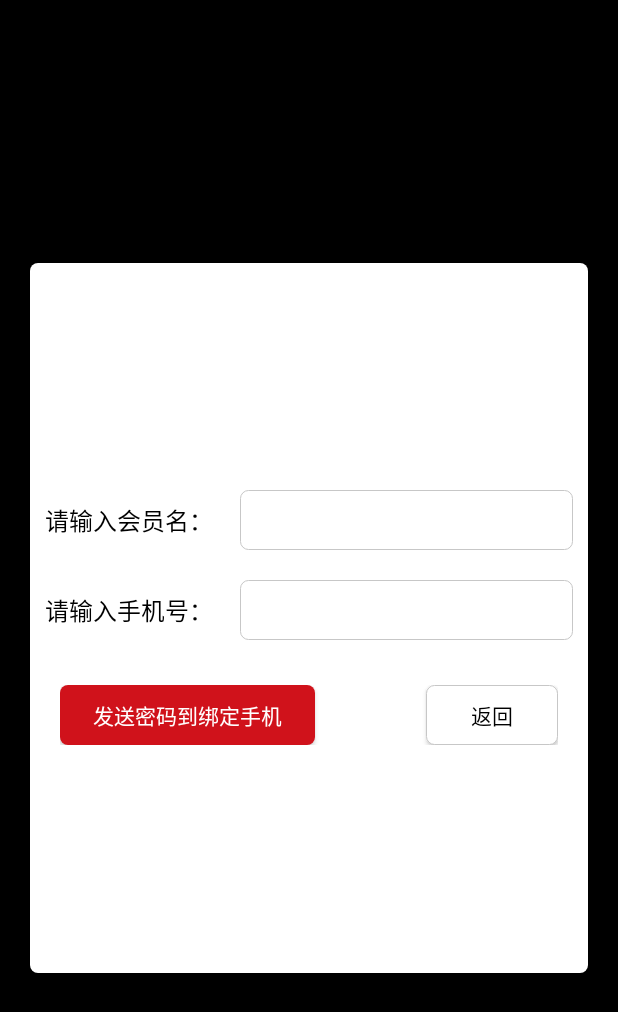
After one commit to r17171709/CarClient, an Android app: the ForgetActivity screen opened directly, with no data from a screen before it, on a phone screen of 412 x 824 dp. The commit adds this screen. Shown: the top 1012 px of the screen. Run offline under Robolectric (Android 15) with nearby library versions, the phone set to English and light mode, and no system bars; our stand-ins replace ButterKnife; libraries missing offline, so code that uses them is left out: com.squareup.okhttp, rx.android.schedulers, rx.functions, rx.schedulers.

Commit message:
完成基本页面功能

```diff
--- a/app/src/main/AndroidManifest.xml
+++ b/app/src/main/AndroidManifest.xml
@@ -43,8 +43,9 @@
         <activity android:name=".activity.order.PayOrderActivity" android:screenOrientation="portrait" android:windowSoftInputMode="adjustPan"></activity>
         <activity android:name=".activity.order.AfterOrderActivity" android:screenOrientation="portrait"></activity>
         <activity android:name=".activity.order.CartActivity" android:screenOrientation="portrait"></activity>
-        <activity android:name=".activity.LoginActivity" android:screenOrientation="portrait"></activity>
-        <activity android:name=".activity.RegistActivity" android:screenOrientation="portrait" android:windowSoftInputMode="adjustResize"></activity>
+        <activity android:name=".activity.login.LoginActivity" android:screenOrientation="portrait"></activity>
+        <activity android:name=".activity.login.JoinActivity" android:screenOrientation="portrait"></activity>
+        <activity android:name=".activity.login.ForgetActivity" android:screenOrientation="portrait"></activity>
         <activity android:name="com.zbar.lib.CaptureActivity" android:screenOrientation="portrait"></activity>
 
         <!--微信分享相关-->
--- /dev/null
+++ b/app/src/main/java/com/renyu/carclient/activity/login/ForgetActivity.java
@@ -0,0 +1,14 @@
+package com.renyu.carclient.activity.login;
+
+import com.renyu.carclient.R;
+import com.renyu.carclient.base.BaseActivity;
+
+/**
+ * Created by renyu on 15/12/14.
+ */
+public class ForgetActivity extends BaseActivity {
+    @Override
+    public int initContentView() {
+        return R.layout.activity_forget;
+    }
+}
--- a/app/src/main/java/com/renyu/carclient/activity/LoginActivity.java
+++ b/app/src/main/java/com/renyu/carclient/activity/login/LoginActivity.java
@@ -1,4 +1,4 @@
-package com.renyu.carclient.activity;
+package com.renyu.carclient.activity.login;
 
 import android.os.Bundle;
 import android.util.Log;
--- /dev/null
+++ b/app/src/main/res/drawable/rectangle_background_red.xml
@@ -0,0 +1,6 @@
+<?xml version="1.0" encoding="utf-8"?>
+<shape xmlns:android="http://schemas.android.com/apk/res/android" android:shape="rectangle">
+    <corners android:radius="5dip"></corners>
+    <solid android:color="#d0121b"></solid>
+    <padding android:left="5dip" android:right="5dip"></padding>
+</shape>
--- /dev/null
+++ b/app/src/main/res/drawable/rectangle_background_white.xml
@@ -0,0 +1,5 @@
+<?xml version="1.0" encoding="utf-8"?>
+<shape xmlns:android="http://schemas.android.com/apk/res/android" android:shape="rectangle">
+    <solid android:color="@android:color/white"></solid>
+    <corners android:radius="5dip"></corners>
+</shape>
--- /dev/null
+++ b/app/src/main/res/drawable/rectangle_corner_black.xml
@@ -0,0 +1,7 @@
+<?xml version="1.0" encoding="utf-8"?>
+<shape xmlns:android="http://schemas.android.com/apk/res/android" android:shape="rectangle">
+    <corners android:radius="5dip"></corners>
+    <stroke android:color="#c7c7c7" android:width="0.5dip"></stroke>
+    <padding android:left="5dip" android:right="5dip"></padding>
+    <solid android:color="@android:color/white"></solid>
+</shape>
--- /dev/null
+++ b/app/src/main/res/layout/activity_forget.xml
@@ -0,0 +1,82 @@
+<?xml version="1.0" encoding="utf-8"?>
+<LinearLayout xmlns:android="http://schemas.android.com/apk/res/android"
+    android:orientation="vertical" android:layout_width="match_parent"
+    android:layout_height="match_parent"
+    android:gravity="center"
+    android:background="@android:color/black">
+    <LinearLayout
+        android:layout_width="match_parent"
+        android:layout_height="match_parent"
+        android:layout_marginLeft="20dip"
+        android:layout_marginRight="20dip"
+        android:layout_marginTop="175dip"
+        android:layout_marginBottom="175dip"
+        android:gravity="center"
+        android:background="@drawable/rectangle_background_white"
+        android:orientation="vertical">
+        <LinearLayout
+            android:layout_width="match_parent"
+            android:layout_height="wrap_content"
+            android:orientation="horizontal">
+            <TextView
+                android:layout_width="120dip"
+                android:textSize="16sp"
+                android:layout_marginLeft="10dip"
+                android:layout_height="wrap_content"
+                android:textColor="@android:color/black"
+                android:text="请输入会员名："/>
+            <EditText
+                android:id="@+id/forget_name"
+                android:layout_marginLeft="10dip"
+                android:layout_marginRight="10dip"
+                android:layout_width="match_parent"
+                android:layout_height="40dip"
+                android:background="@drawable/rectangle_corner_black"/>
+        </LinearLayout>
+        <LinearLayout
+            android:layout_width="match_parent"
+            android:layout_height="wrap_content"
+            android:layout_marginTop="20dip"
+            android:orientation="horizontal">
+            <TextView
+                android:layout_width="120dip"
+                android:textSize="16sp"
+                android:layout_marginLeft="10dip"
+                android:layout_height="wrap_content"
+                android:textColor="@android:color/black"
+                android:text="请输入手机号："/>
+            <EditText
+                android:id="@+id/forget_phone"
+                android:layout_marginLeft="10dip"
+                android:layout_marginRight="10dip"
+                android:layout_width="match_parent"
+                android:layout_height="40dip"
+                android:inputType="phone"
+                android:maxLength="11"
+                android:background="@drawable/rectangle_corner_black" />
+        </LinearLayout>
+        <RelativeLayout
+            android:orientation="horizontal"
+            android:layout_marginTop="30dip"
+            android:layout_marginLeft="20dip"
+            android:layout_marginRight="20dip"
+            android:layout_width="match_parent"
+            android:layout_height="wrap_content">
+            <Button
+                android:id="@+id/forget_sendphone"
+                android:background="@drawable/rectangle_background_red"
+                android:layout_width="170dip"
+                android:layout_height="40dip"
+                android:textColor="@android:color/white"
+                android:text="发送密码到绑定手机"/>
+            <Button
+                android:id="@+id/forget_back"
+                android:layout_width="wrap_content"
+                android:layout_height="40dip"
+                android:background="@drawable/rectangle_corner_black"
+                android:text="返回"
+                android:textColor="@android:color/black"
+                android:layout_alignParentRight="true"/>
+        </RelativeLayout>
+    </LinearLayout>
+</LinearLayout>
```
Also changed, not shown: app/src/main/java/com/renyu/carclient/activity/RegistActivity.java (deleted, +0 -39 lines), app/src/main/java/com/renyu/carclient/activity/login/JoinActivity.java (added, +14 -0 lines), app/src/main/res/layout/activity_join.xml (added, +115 -0 lines), app/src/main/res/layout/activity_login.xml (+5 -5 lines), app/src/main/res/layout/activity_regist.xml (deleted, +0 -356 lines).
